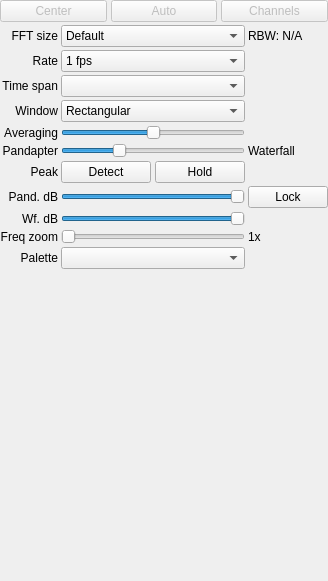
This is ui/FftPanel.ui in BatchDrake/SigDigger as Qt 5 draws it before an edit. The edited form follows.
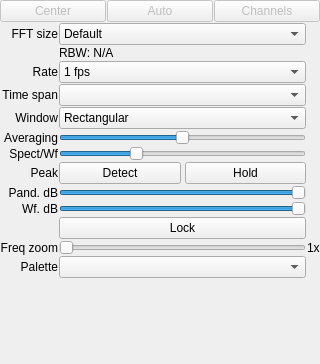
This is the edited form. Custom widgets are drawn as their Qt base class.

Commit message: Compactify all panels

What changed in the file:
```diff
--- a/ui/FftPanel.ui
+++ b/ui/FftPanel.ui
@@ -6,8 +6,8 @@
    <rect>
     <x>0</x>
     <y>0</y>
-    <width>328</width>
-    <height>581</height>
+    <width>320</width>
+    <height>364</height>
    </rect>
   </property>
   <property name="windowTitle">
@@ -27,82 +27,45 @@
     <number>0</number>
    </property>
    <property name="spacing">
-    <number>3</number>
+    <number>1</number>
    </property>
-   <item row="11" column="1">
-    <widget class="QComboBox" name="paletteCombo">
-     <property name="iconSize">
-      <size>
-       <width>64</width>
-       <height>20</height>
-      </size>
-     </property>
-    </widget>
-   </item>
-   <item row="14" column="1">
-    <spacer name="verticalSpacer_2">
-     <property name="orientation">
-      <enum>Qt::Vertical</enum>
-     </property>
-     <property name="sizeHint" stdset="0">
-      <size>
-       <width>20</width>
-       <height>9</height>
-      </size>
-     </property>
-    </spacer>
-   </item>
-   <item row="8" column="0">
-    <widget class="QLabel" name="label_10">
+   <item row="3" column="0">
+    <widget class="QLabel" name="label_4">
      <property name="text">
-      <string>Pand. dB</string>
+      <string>Rate</string>
      </property>
      <property name="alignment">
       <set>Qt::AlignRight|Qt::AlignTrailing|Qt::AlignVCenter</set>
      </property>
     </widget>
    </item>
-   <item row="11" column="0">
-    <widget class="QLabel" name="label_17">
-     <property name="text">
-      <string>Palette</string>
+   <item row="4" column="1">
+    <widget class="QComboBox" name="timeSpanCombo">
+     <property name="enabled">
+      <bool>true</bool>
      </property>
-     <property name="alignment">
-      <set>Qt::AlignRight|Qt::AlignTrailing|Qt::AlignVCenter</set>
-     </property>
     </widget>
    </item>
-   <item row="6" column="2">
-    <widget class="QLabel" name="label_15">
-     <property name="text">
-      <string>Waterfall</string>
+   <item row="10" column="1">
+    <widget class="ctkRangeSlider" name="wfRange">
+     <property name="minimum">
+      <number>-160</number>
      </property>
-    </widget>
-   </item>
-   <item row="5" column="0">
-    <widget class="QLabel" name="label_7">
-     <property name="text">
-      <string>Averaging</string>
-     </property>
-     <property name="alignment">
-      <set>Qt::AlignRight|Qt::AlignTrailing|Qt::AlignVCenter</set>
-     </property>
-    </widget>
-   </item>
-   <item row="6" column="1">
-    <widget class="QSlider" name="fftAspectSlider">
      <property name="maximum">
-      <number>100</number>
-     </property>
-     <property name="value">
-      <number>30</number>
+      <number>0</number>
      </property>
      <property name="orientation">
       <enum>Qt::Horizontal</enum>
      </property>
+     <property name="minimumValue">
+      <number>-70</number>
+     </property>
+     <property name="maximumPosition">
+      <number>-10</number>
+     </property>
     </widget>
    </item>
-   <item row="7" column="1">
+   <item row="8" column="1">
     <widget class="QFrame" name="frame_4">
      <property name="maximumSize">
       <size>
@@ -161,14 +124,40 @@
      </layout>
     </widget>
    </item>
-   <item row="1" column="2">
-    <widget class="QLabel" name="rbwLabel">
+   <item row="1" column="0">
+    <widget class="QLabel" name="label_3">
      <property name="text">
-      <string>RBW: N/A</string>
+      <string>FFT size</string>
      </property>
+     <property name="alignment">
+      <set>Qt::AlignRight|Qt::AlignTrailing|Qt::AlignVCenter</set>
+     </property>
     </widget>
    </item>
-   <item row="4" column="0">
+   <item row="10" column="0">
+    <widget class="QLabel" name="label_11">
+     <property name="text">
+      <string>Wf. dB</string>
+     </property>
+     <property name="alignment">
+      <set>Qt::AlignRight|Qt::AlignTrailing|Qt::AlignVCenter</set>
+     </property>
+    </widget>
+   </item>
+   <item row="12" column="1">
+    <widget class="QSlider" name="freqZoomSlider">
+     <property name="minimum">
+      <number>1</number>
+     </property>
+     <property name="maximum">
+      <number>50</number>
+     </property>
+     <property name="orientation">
+      <enum>Qt::Horizontal</enum>
+     </property>
+    </widget>
+   </item>
+   <item row="5" column="0">
     <widget class="QLabel" name="label_6">
      <property name="text">
       <string>Window</string>
@@ -179,9 +168,39 @@
     </widget>
    </item>
    <item row="7" column="0">
-    <widget class="QLabel" name="label_9">
+    <widget class="QLabel" name="label_8">
      <property name="text">
-      <string>Peak</string>
+      <string>Spect/Wf</string>
+     </property>
+     <property name="alignment">
+      <set>Qt::AlignRight|Qt::AlignTrailing|Qt::AlignVCenter</set>
+     </property>
+    </widget>
+   </item>
+   <item row="12" column="0">
+    <widget class="QLabel" name="label_12">
+     <property name="text">
+      <string>Freq zoom</string>
+     </property>
+     <property name="alignment">
+      <set>Qt::AlignRight|Qt::AlignTrailing|Qt::AlignVCenter</set>
+     </property>
+    </widget>
+   </item>
+   <item row="4" column="0">
+    <widget class="QLabel" name="label_5">
+     <property name="text">
+      <string>Time span</string>
+     </property>
+     <property name="alignment">
+      <set>Qt::AlignRight|Qt::AlignTrailing|Qt::AlignVCenter</set>
+     </property>
+    </widget>
+   </item>
+   <item row="6" column="0">
+    <widget class="QLabel" name="label_7">
+     <property name="text">
+      <string>Averaging</string>
      </property>
      <property name="alignment">
       <set>Qt::AlignRight|Qt::AlignTrailing|Qt::AlignVCenter</set>
@@ -189,9 +208,66 @@
     </widget>
    </item>
    <item row="3" column="1">
-    <widget class="QComboBox" name="timeSpanCombo">
+    <widget class="QComboBox" name="rateCombo">
      <property name="enabled">
       <bool>true</bool>
+     </property>
+     <item>
+      <property name="text">
+       <string>1 fps</string>
+      </property>
+     </item>
+     <item>
+      <property name="text">
+       <string>5 fps</string>
+      </property>
+     </item>
+     <item>
+      <property name="text">
+       <string>10 fps</string>
+      </property>
+     </item>
+     <item>
+      <property name="text">
+       <string>15 fps</string>
+      </property>
+     </item>
+     <item>
+      <property name="text">
+       <string>20 fps</string>
+      </property>
+     </item>
+     <item>
+      <property name="text">
+       <string>30 fps</string>
+      </property>
+     </item>
+     <item>
+      <property name="text">
+       <string>50 fps</string>
+      </property>
+     </item>
+     <item>
+      <property name="text">
+       <string>60 fps</string>
+      </property>
+     </item>
+    </widget>
+   </item>
+   <item row="2" column="1">
+    <widget class="QLabel" name="rbwLabel">
+     <property name="text">
+      <string>RBW: N/A</string>
+     </property>
+    </widget>
+   </item>
+   <item row="9" column="0">
+    <widget class="QLabel" name="label_10">
+     <property name="text">
+      <string>Pand. dB</string>
+     </property>
+     <property name="alignment">
+      <set>Qt::AlignRight|Qt::AlignTrailing|Qt::AlignVCenter</set>
      </property>
     </widget>
    </item>
@@ -244,6 +320,87 @@
      </item>
     </widget>
    </item>
+   <item row="9" column="1">
+    <widget class="ctkRangeSlider" name="pandRange">
+     <property name="minimum">
+      <number>-160</number>
+     </property>
+     <property name="maximum">
+      <number>0</number>
+     </property>
+     <property name="orientation">
+      <enum>Qt::Horizontal</enum>
+     </property>
+     <property name="minimumValue">
+      <number>-70</number>
+     </property>
+     <property name="minimumPosition">
+      <number>-70</number>
+     </property>
+     <property name="maximumPosition">
+      <number>-10</number>
+     </property>
+    </widget>
+   </item>
+   <item row="13" column="1">
+    <widget class="QComboBox" name="paletteCombo">
+     <property name="iconSize">
+      <size>
+       <width>64</width>
+       <height>20</height>
+      </size>
+     </property>
+    </widget>
+   </item>
+   <item row="12" column="2">
+    <widget class="QLabel" name="freqZoomLabel">
+     <property name="text">
+      <string>1x</string>
+     </property>
+    </widget>
+   </item>
+   <item row="5" column="1">
+    <widget class="QComboBox" name="windowCombo">
+     <item>
+      <property name="text">
+       <string>Rectangular</string>
+      </property>
+     </item>
+     <item>
+      <property name="text">
+       <string>Hamming</string>
+      </property>
+     </item>
+     <item>
+      <property name="text">
+       <string>Hann</string>
+      </property>
+     </item>
+     <item>
+      <property name="text">
+       <string>Flat-top</string>
+      </property>
+     </item>
+     <item>
+      <property name="text">
+       <string>Blackmann-Harris</string>
+      </property>
+     </item>
+    </widget>
+   </item>
+   <item row="16" column="1">
+    <spacer name="verticalSpacer_2">
+     <property name="orientation">
+      <enum>Qt::Vertical</enum>
+     </property>
+     <property name="sizeHint" stdset="0">
+      <size>
+       <width>20</width>
+       <height>9</height>
+      </size>
+     </property>
+    </spacer>
+   </item>
    <item row="0" column="0" colspan="3">
     <widget class="QFrame" name="frame_3">
      <property name="maximumSize">
@@ -272,7 +429,7 @@
        <number>0</number>
       </property>
       <property name="spacing">
-       <number>4</number>
+       <number>1</number>
       </property>
       <item row="0" column="0">
        <widget class="QPushButton" name="pushButton">
@@ -325,155 +482,27 @@
      </layout>
     </widget>
    </item>
-   <item row="4" column="1">
-    <widget class="QComboBox" name="windowCombo">
-     <item>
-      <property name="text">
-       <string>Rectangular</string>
-      </property>
-     </item>
-     <item>
-      <property name="text">
-       <string>Hamming</string>
-      </property>
-     </item>
-     <item>
-      <property name="text">
-       <string>Hann</string>
-      </property>
-     </item>
-     <item>
-      <property name="text">
-       <string>Flat-top</string>
-      </property>
-     </item>
-     <item>
-      <property name="text">
-       <string>Blackmann-Harris</string>
-      </property>
-     </item>
-    </widget>
-   </item>
-   <item row="2" column="1">
-    <widget class="QComboBox" name="rateCombo">
-     <property name="enabled">
-      <bool>true</bool>
-     </property>
-     <item>
-      <property name="text">
-       <string>1 fps</string>
-      </property>
-     </item>
-     <item>
-      <property name="text">
-       <string>5 fps</string>
-      </property>
-     </item>
-     <item>
-      <property name="text">
-       <string>10 fps</string>
-      </property>
-     </item>
-     <item>
-      <property name="text">
-       <string>15 fps</string>
-      </property>
-     </item>
-     <item>
-      <property name="text">
-       <string>20 fps</string>
-      </property>
-     </item>
-     <item>
-      <property name="text">
-       <string>30 fps</string>
-      </property>
-     </item>
-     <item>
-      <property name="text">
-       <string>50 fps</string>
-      </property>
-     </item>
-     <item>
-      <property name="text">
-       <string>60 fps</string>
-      </property>
-     </item>
-    </widget>
-   </item>
-   <item row="1" column="0">
-    <widget class="QLabel" name="label_3">
+   <item row="8" column="0">
+    <widget class="QLabel" name="label_9">
      <property name="text">
-      <string>FFT size</string>
+      <string>Peak</string>
      </property>
      <property name="alignment">
       <set>Qt::AlignRight|Qt::AlignTrailing|Qt::AlignVCenter</set>
      </property>
     </widget>
    </item>
-   <item row="10" column="0">
-    <widget class="QLabel" name="label_12">
+   <item row="13" column="0">
+    <widget class="QLabel" name="label_17">
      <property name="text">
-      <string>Freq zoom</string>
+      <string>Palette</string>
      </property>
      <property name="alignment">
       <set>Qt::AlignRight|Qt::AlignTrailing|Qt::AlignVCenter</set>
      </property>
     </widget>
    </item>
-   <item row="3" column="0">
-    <widget class="QLabel" name="label_5">
-     <property name="text">
-      <string>Time span</string>
-     </property>
-     <property name="alignment">
-      <set>Qt::AlignRight|Qt::AlignTrailing|Qt::AlignVCenter</set>
-     </property>
-    </widget>
-   </item>
-   <item row="10" column="1">
-    <widget class="QSlider" name="freqZoomSlider">
-     <property name="minimum">
-      <number>1</number>
-     </property>
-     <property name="maximum">
-      <number>50</number>
-     </property>
-     <property name="orientation">
-      <enum>Qt::Horizontal</enum>
-     </property>
-    </widget>
-   </item>
-   <item row="9" column="1">
-    <widget class="ctkRangeSlider" name="wfRange">
-     <property name="minimum">
-      <number>-160</number>
-     </property>
-     <property name="maximum">
-      <number>0</number>
-     </property>
-     <property name="orientation">
-      <enum>Qt::Horizontal</enum>
-     </property>
-     <property name="minimumValue">
-      <number>-70</number>
-     </property>
-     <property name="maximumPosition">
-      <number>-10</number>
-     </property>
-    </widget>
-   </item>
-   <item row="2" column="0">
-    <widget class="QLabel" name="label_4">
-     <property name="text">
-      <string>Rate</string>
-     </property>
-     <property name="alignment">
-      <set>Qt::AlignRight|Qt::AlignTrailing|Qt::AlignVCenter</set>
-     </property>
-    </widget>
-   </item>
-   <item row="5" column="1">
+   <item row="6" column="1">
     <widget class="QSlider" name="fftAvgSlider">
      <property name="maximum">
       <number>1000</number>
@@ -489,56 +518,20 @@
      </property>
     </widget>
    </item>
-   <item row="9" column="0">
-    <widget class="QLabel" name="label_11">
-     <property name="text">
-      <string>Wf. dB</string>
-     </property>
-     <property name="alignment">
-      <set>Qt::AlignRight|Qt::AlignTrailing|Qt::AlignVCenter</set>
-     </property>
-    </widget>
-   </item>
-   <item row="10" column="2">
-    <widget class="QLabel" name="freqZoomLabel">
-     <property name="text">
-      <string>1x</string>
-     </property>
-    </widget>
-   </item>
-   <item row="6" column="0">
-    <widget class="QLabel" name="label_8">
-     <property name="text">
-      <string>Pandapter</string>
-     </property>
-     <property name="alignment">
-      <set>Qt::AlignRight|Qt::AlignTrailing|Qt::AlignVCenter</set>
-     </property>
-    </widget>
-   </item>
-   <item row="8" column="1">
-    <widget class="ctkRangeSlider" name="pandRange">
-     <property name="minimum">
-      <number>-160</number>
-     </property>
+   <item row="7" column="1">
+    <widget class="QSlider" name="fftAspectSlider">
      <property name="maximum">
-      <number>0</number>
+      <number>100</number>
+     </property>
+     <property name="value">
+      <number>30</number>
      </property>
      <property name="orientation">
       <enum>Qt::Horizontal</enum>
      </property>
-     <property name="minimumValue">
-      <number>-70</number>
-     </property>
-     <property name="minimumPosition">
-      <number>-70</number>
-     </property>
-     <property name="maximumPosition">
-      <number>-10</number>
-     </property>
     </widget>
    </item>
-   <item row="8" column="2">
+   <item row="11" column="1">
     <widget class="QPushButton" name="lockButton">
      <property name="enabled">
       <bool>true</bool>
```
The commit also changes 5 other files.
